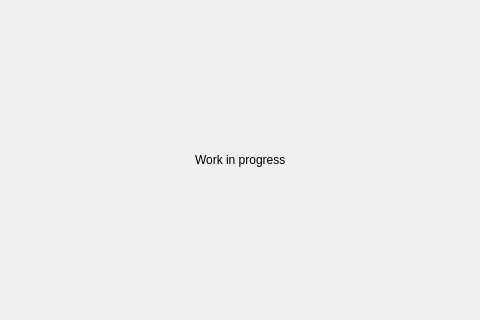
Old version of the form src/gui/diarystats.ui in the repository someretical/TheoreticalDiary; both pictures show x 359 to 839 and y 140 to 460 of the 1200 by 600 pixel window.
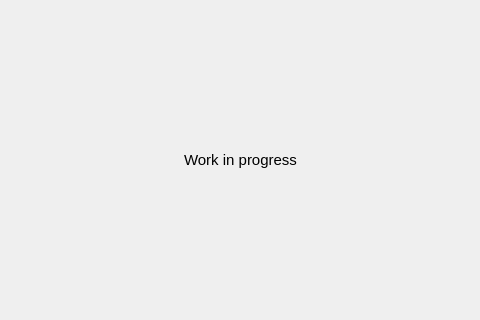
New version of the form.

The edit to the form file:
```diff
--- a/src/gui/diarystats.ui
+++ b/src/gui/diarystats.ui
@@ -58,6 +58,11 @@
      <layout class="QGridLayout" name="gridLayout_2">
       <item row="0" column="0" alignment="Qt::AlignHCenter|Qt::AlignVCenter">
        <widget class="QLabel" name="label">
+        <property name="font">
+         <font>
+          <pointsize>11</pointsize>
+         </font>
+        </property>
         <property name="text">
          <string>Work in progress</string>
         </property>
```
